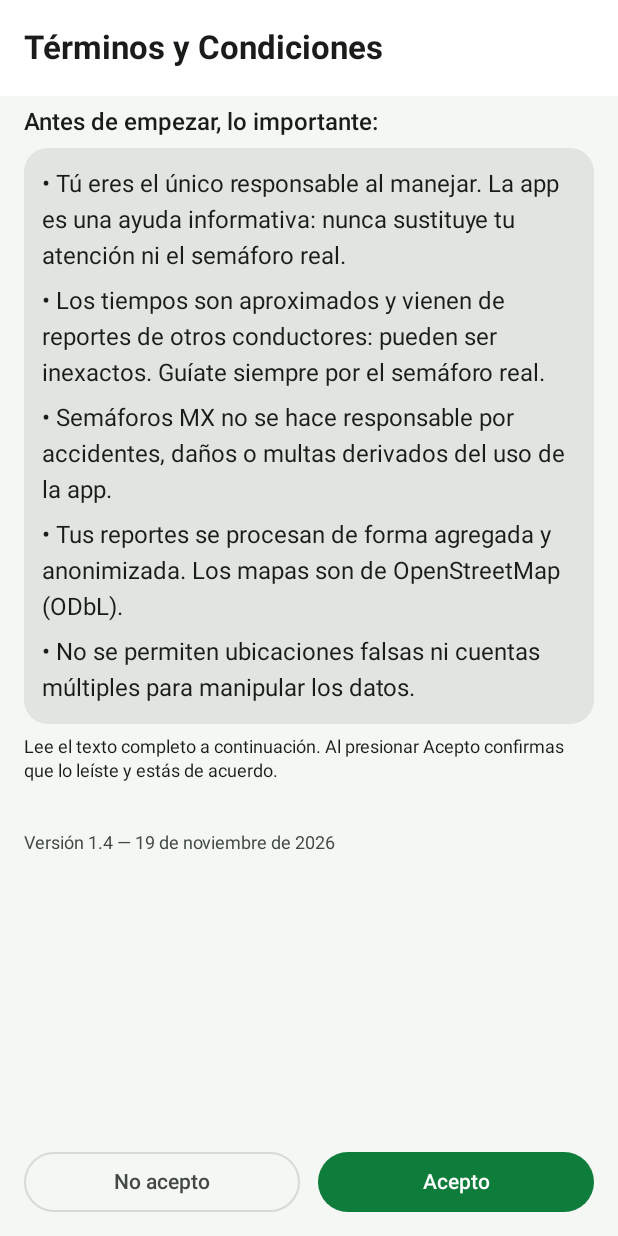
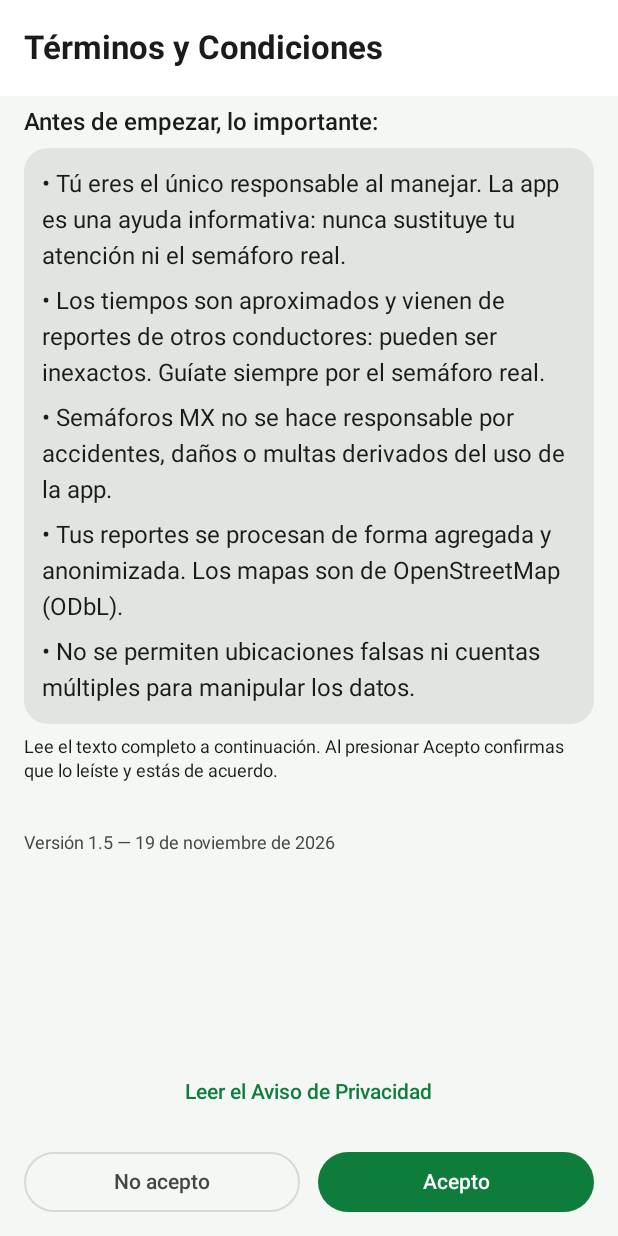
Before and after one commit to 4vazquez/app-semaforos, an Android app built with Jetpack Compose: the screen it shows after launch (MainActivity), on a phone screen of 412 x 824 dp. Run offline under Robolectric (Android 15) with nearby library versions, the phone set to English and light mode, and no system bars; our stand-ins replace AdMob; libraries missing offline, so code that uses them is left out: org.osmdroid.config; network calls fail; pictures from the network do not load; 1 statement that could not run was skipped.

Commit message:
v1.1.4: Aviso de Privacidad en la app + Términos v1.5
- Aviso de Privacidad v1.1 legible dentro de la app: desde la pantalla
  Acepto (antes de decidir) y desde Ajustes (nueva fila + PRIVACY_VIEW).
- TermsScreen generalizada con LegalDocument (TERMS/PRIVACY).
- Términos v1.5: tope de responsabilidad con piso de $5,000 MXN en
  vez de cero; impugnación de descalificaciones del ranking en 15 días.
- Consentimiento expreso documentado para la foto de la licencia
  (SPEC §6.9, LFPDPPP art. 9; columna consent_at en 003).
- 101/101 pruebas pasan.

```diff
--- a/android/app/build.gradle.kts
+++ b/android/app/build.gradle.kts
@@ -35,8 +35,8 @@ android {
         applicationId = "com.alan.semaforosmx"
         minSdk = 26
         targetSdk = 34
-        versionCode = 11
-        versionName = "1.1.3"
+        versionCode = 12
+        versionName = "1.1.4"
         testInstrumentationRunner = "androidx.test.runner.AndroidJUnitRunner"
 
         // Configuración de Supabase + Google Sign-In (v1.1): se lee de
--- a/android/app/src/main/java/com/alan/semaforosmx/MainActivity.kt
+++ b/android/app/src/main/java/com/alan/semaforosmx/MainActivity.kt
@@ -73,6 +73,7 @@ import com.alan.semaforosmx.ui.map.TrafficLightMap
 import com.alan.semaforosmx.ui.settings.SettingsScreen
 import com.alan.semaforosmx.ui.sync.AquiHaySemaforoButton
 import com.alan.semaforosmx.ui.sync.SyncVerdeButton
+import com.alan.semaforosmx.ui.terms.LegalDocument
 import com.alan.semaforosmx.ui.terms.TermsMode
 import com.alan.semaforosmx.ui.terms.TermsScreen
 import com.alan.semaforosmx.ui.theme.SemaforosMxTheme
@@ -107,7 +108,7 @@ import java.util.Calendar
  */
 class MainActivity : ComponentActivity() {
 
-    private enum class AppScreen { MAP, APORTES, ALERTAS, SETTINGS, TERMS_VIEW }
+    private enum class AppScreen { MAP, APORTES, ALERTAS, SETTINGS, TERMS_VIEW, PRIVACY_VIEW }
 
     /**
      * Contador de onResume: permite reanudar la descarga de una
@@ -254,6 +255,7 @@ class MainActivity : ComponentActivity() {
             mutableStateOf(TermsAcceptance.isAccepted(context))
         }
         var termsText by remember { mutableStateOf("") }
+        var privacyText by remember { mutableStateOf("") }
         var screen by remember { mutableStateOf(AppScreen.MAP) }
         var widgetActive by remember {
             mutableStateOf(
@@ -307,12 +309,16 @@ class MainActivity : ComponentActivity() {
             termsText = withContext(Dispatchers.IO) {
                 runCatching { TermsAcceptance.loadTermsText(context) }.getOrDefault("")
             }
+            privacyText = withContext(Dispatchers.IO) {
+                runCatching { TermsAcceptance.loadPrivacyText(context) }.getOrDefault("")
+            }
         }
 
         if (!termsAccepted) {
             TermsScreen(
-                termsText = termsText,
+                documentText = termsText,
                 mode = TermsMode.ACCEPTANCE,
+                privacyText = privacyText,
                 onAccept = {
                     TermsAcceptance.accept(context)
                     termsAccepted = true
@@ -358,8 +364,20 @@ class MainActivity : ComponentActivity() {
         // Relectura de Términos desde Ajustes: pantalla completa, sin menú.
         if (screen == AppScreen.TERMS_VIEW) {
             TermsScreen(
-                termsText = termsText,
+                documentText = termsText,
                 mode = TermsMode.VIEW,
+                onClose = { screen = AppScreen.SETTINGS }
+            )
+            return
+        }
+
+        // Relectura del Aviso de Privacidad desde Ajustes: igual que los
+        // Términos, pantalla completa sin menú.
+        if (screen == AppScreen.PRIVACY_VIEW) {
+            TermsScreen(
+                documentText = privacyText,
+                mode = TermsMode.VIEW,
+                document = LegalDocument.PRIVACY,
                 onClose = { screen = AppScreen.SETTINGS }
             )
             return
@@ -377,6 +395,7 @@ class MainActivity : ComponentActivity() {
                                     AppScreen.ALERTAS -> R.string.alertas_title
                                     AppScreen.SETTINGS -> R.string.settings
                                     AppScreen.TERMS_VIEW -> R.string.terms_title
+                                    AppScreen.PRIVACY_VIEW -> R.string.privacy_title
                                 }
                             )
                         )
@@ -482,6 +501,7 @@ class MainActivity : ComponentActivity() {
                         ).edit().putBoolean("vibration_enabled", enabled).apply()
                     },
                     onTermsClick = { screen = AppScreen.TERMS_VIEW },
+                    onPrivacyClick = { screen = AppScreen.PRIVACY_VIEW },
                     authState = authState,
                     onSignInClick = {
                         updateScope.launch { AuthManager.signIn(this@MainActivity) }
@@ -513,6 +533,7 @@ class MainActivity : ComponentActivity() {
                     modifier = Modifier.padding(padding)
                 )
                 AppScreen.TERMS_VIEW -> Unit // Se maneja arriba (sin menú).
+                AppScreen.PRIVACY_VIEW -> Unit // Se maneja arriba (sin menú).
             }
         }
 
--- a/android/app/src/main/java/com/alan/semaforosmx/data/legal/TermsAcceptance.kt
+++ b/android/app/src/main/java/com/alan/semaforosmx/data/legal/TermsAcceptance.kt
@@ -6,9 +6,14 @@ import android.content.Context
  * Aceptación de los Términos y Condiciones (primera apertura).
  *
  * - El texto completo vive en `assets/terminos_y_condiciones.md`, copia
- *   exacta de `TERMINOS_Y_CONDICIONES.md` del repo (v1.4, borrador).
+ *   exacta de `TERMINOS_Y_CONDICIONES.md` del repo (v1.5, borrador).
  *   ⚠️ El texto es un BORRADOR: debe revisarlo un abogado antes del
  *   lanzamiento público (ver SPEC.md §10).
+ * - El Aviso de Privacidad vive en `assets/aviso_de_privacidad.md`
+ *   (copia exacta de `AVISO_DE_PRIVACIDAD.md`, v1.1) y puede leerse
+ *   desde la pantalla de aceptación y desde Ajustes: el usuario acepta
+ *   los Términos y el Aviso juntos, así que ambos deben estar
+ *   disponibles antes de presionar «Acepto».
  * - La aceptación se guarda localmente (versión + fecha/hora). Si los
  *   términos cambian de versión ([CURRENT_VERSION]), el usuario debe
  *   aceptarlos de nuevo en el siguiente arranque.
@@ -18,7 +23,10 @@ import android.content.Context
 object TermsAcceptance {
 
     /** Versión vigente de los términos (debe coincidir con el documento). */
-    const val CURRENT_VERSION = "1.4"
+    const val CURRENT_VERSION = "1.5"
+
+    /** Versión vigente del Aviso de Privacidad (informativa, no bloquea). */
+    const val PRIVACY_VERSION = "1.1"
 
     private const val PREFS = "semaforos_mx_prefs"
     private const val KEY_TERMS_VERSION = "terms_accepted_version"
@@ -26,6 +34,9 @@ object TermsAcceptance {
 
     /** Nombre del archivo de términos dentro de assets/. */
     const val ASSET_FILE = "terminos_y_condiciones.md"
+
+    /** Nombre del archivo del Aviso de Privacidad dentro de assets/. */
+    const val PRIVACY_ASSET_FILE = "aviso_de_privacidad.md"
 
     /** ¿El usuario ya aceptó la versión vigente de los términos? */
     fun isAccepted(context: Context): Boolean {
@@ -55,4 +66,9 @@ object TermsAcceptance {
     fun loadTermsText(context: Context): String =
         context.assets.open(ASSET_FILE).bufferedReader(Charsets.UTF_8)
             .use { it.readText() }
+
+    /** Lee el texto completo del Aviso de Privacidad desde assets (verbatim). */
+    fun loadPrivacyText(context: Context): String =
+        context.assets.open(PRIVACY_ASSET_FILE).bufferedReader(Charsets.UTF_8)
+            .use { it.readText() }
 }
--- a/android/app/src/main/java/com/alan/semaforosmx/ui/terms/TermsScreen.kt
+++ b/android/app/src/main/java/com/alan/semaforosmx/ui/terms/TermsScreen.kt
@@ -17,14 +17,19 @@ import androidx.compose.material3.MaterialTheme
 import androidx.compose.material3.OutlinedButton
 import androidx.compose.material3.Scaffold
 import androidx.compose.material3.Text
+import androidx.compose.material3.TextButton
 import androidx.compose.material3.TopAppBar
 import androidx.compose.runtime.Composable
+import androidx.compose.runtime.getValue
+import androidx.compose.runtime.mutableStateOf
+import androidx.compose.runtime.remember
+import androidx.compose.runtime.setValue
 import androidx.compose.ui.Modifier
 import androidx.compose.ui.res.stringResource
 import androidx.compose.ui.unit.dp
 import com.alan.semaforosmx.R
 
-/** Modo de la pantalla de términos. */
+/** Modo de la pantalla de documentos legales. */
 enum class TermsMode {
     /** Primera apertura: resumen + texto completo + Acepto / No acepto. */
     ACCEPTANCE,
@@ -32,16 +37,25 @@ enum class TermsMode {
     VIEW
 }
 
+/** Qué documento legal muestra la pantalla. */
+enum class LegalDocument {
+    /** Términos y Condiciones (el documento que se acepta). */
+    TERMS,
+    /** Aviso de Privacidad (se acepta junto con los Términos). */
+    PRIVACY
+}
+
 /**
- * Pantalla de Términos y Condiciones.
+ * Pantalla de documentos legales (Términos y Aviso de Privacidad).
  *
  * En modo [TermsMode.ACCEPTANCE] (primera apertura) muestra primero un
  * resumen en lenguaje sencillo de las cláusulas clave y después el texto
- * completo (verbatim, desde assets). El usuario debe presionar «Acepto»
- * para usar la app; «No acepto» cierra la app.
+ * completo de los Términos (verbatim, desde assets), con un botón para
+ * leer el Aviso de Privacidad antes de decidir. El usuario debe presionar
+ * «Acepto» para usar la app; «No acepto» cierra la app.
  *
  * En modo [TermsMode.VIEW] (desde Ajustes) solo muestra el texto completo
- * con un botón para cerrar.
+ * del documento indicado con un botón para cerrar.
  *
  * El texto se muestra sin formato Markdown (se quitan los caracteres de
  * formato, sin tocar las palabras). Un renderizador Markdown queda para
@@ -50,16 +64,38 @@ enum class TermsMode {
 @OptIn(ExperimentalMaterial3Api::class)
 @Composable
 fun TermsScreen(
-    termsText: String,
+    documentText: String,
     mode: TermsMode,
+    document: LegalDocument = LegalDocument.TERMS,
+    privacyText: String = "",
     onAccept: () -> Unit = {},
     onDecline: () -> Unit = {},
     onClose: () -> Unit = {},
     modifier: Modifier = Modifier
 ) {
+    // En la aceptación, el usuario puede ir a leer el Aviso de Privacidad
+    // antes de decidir: acepta los dos documentos juntos, así que ambos
+    // deben estar disponibles antes de presionar «Acepto».
+    var showingPrivacy by remember { mutableStateOf(false) }
+    val showingDocument =
+        if (mode == TermsMode.ACCEPTANCE && showingPrivacy) LegalDocument.PRIVACY else document
+    val visibleText =
+        if (showingDocument == LegalDocument.PRIVACY) privacyText else documentText
+
     Scaffold(
         topBar = {
-            TopAppBar(title = { Text(stringResource(R.string.terms_title)) })
+            TopAppBar(
+                title = {
+                    Text(
+                        stringResource(
+                            when (showingDocument) {
+                                LegalDocument.TERMS -> R.string.terms_title
+                                LegalDocument.PRIVACY -> R.string.privacy_title
+                            }
+                        )
+                    )
+                }
+            )
         }
     ) { padding ->
         Column(
@@ -73,7 +109,7 @@ fun TermsScreen(
                     .weight(1f)
                     .verticalScroll(rememberScrollState())
             ) {
-                if (mode == TermsMode.ACCEPTANCE) {
+                if (mode == TermsMode.ACCEPTANCE && showingDocument == LegalDocument.TERMS) {
                     // Resumen en lenguaje sencillo (no sustituye al texto).
                     Text(
                         text = stringResource(R.string.terms_summary_title),
@@ -102,12 +138,17 @@ fun TermsScreen(
                     Spacer(modifier = Modifier.height(12.dp))
                 }
                 Text(
-                    text = stripMarkdown(termsText),
+                    text = stripMarkdown(visibleText),
                     style = MaterialTheme.typography.bodySmall
                 )
                 Spacer(modifier = Modifier.height(8.dp))
                 Text(
-                    text = stringResource(R.string.terms_version),
+                    text = stringResource(
+                        when (showingDocument) {
+                            LegalDocument.TERMS -> R.string.terms_version
+                            LegalDocument.PRIVACY -> R.string.privacy_version
+                        }
+                    ),
                     style = MaterialTheme.typography.bodySmall,
                     color = MaterialTheme.colorScheme.onSurfaceVariant
                 )
@@ -115,8 +156,25 @@ fun TermsScreen(
             }
 
             // Botones fijos al pie (fuera del scroll).
-            when (mode) {
-                TermsMode.ACCEPTANCE -> {
+            when {
+                showingDocument == LegalDocument.PRIVACY && mode == TermsMode.ACCEPTANCE -> {
+                    Button(
+                        onClick = { showingPrivacy = false },
+                        modifier = Modifier
+                            .fillMaxWidth()
+                            .padding(vertical = 12.dp)
+                    ) {
+                        Text(stringResource(R.string.privacy_back))
+                    }
+                }
+                mode == TermsMode.ACCEPTANCE -> {
+                    Column {
+                        TextButton(
+                            onClick = { showingPrivacy = true },
+                            modifier = Modifier.fillMaxWidth()
+                        ) {
+                            Text(stringResource(R.string.privacy_read))
+                        }
                         Row(
                             horizontalArrangement = Arrangement.spacedBy(12.dp),
                             modifier = Modifier
@@ -137,7 +195,8 @@ fun TermsScreen(
                             }
                         }
                     }
-                TermsMode.VIEW -> {
+                }
+                else -> {
                     Button(
                         onClick = onClose,
                         modifier = Modifier
--- a/android/app/src/main/res/values/strings.xml
+++ b/android/app/src/main/res/values/strings.xml
@@ -169,7 +169,11 @@
     <string name="terms_read_full">Lee el texto completo a continuación. Al presionar "Acepto" confirmas que lo leíste y estás de acuerdo.</string>
     <string name="terms_accept">Acepto</string>
     <string name="terms_decline">No acepto</string>
-    <string name="terms_version">Versión 1.4 — 19 de noviembre de 2026</string>
+    <string name="terms_version">Versión 1.5 — 19 de noviembre de 2026</string>
+    <string name="privacy_title">Aviso de Privacidad</string>
+    <string name="privacy_version">Versión 1.1 — 19 de noviembre de 2026</string>
+    <string name="privacy_read">Leer el Aviso de Privacidad</string>
+    <string name="privacy_back">Volver a los Términos</string>
 
     <!-- Actualización automática (solo build sideload; en Play la maneja Play). -->
     <string name="update_title">Hay una nueva versión (%1$s)</string>
```
Also changed, not shown: android/app/src/main/java/com/alan/semaforosmx/ui/settings/SettingsScreen.kt (+26 -0 lines), 6 other files. Lines whose indentation alone changed are shown as unchanged.
